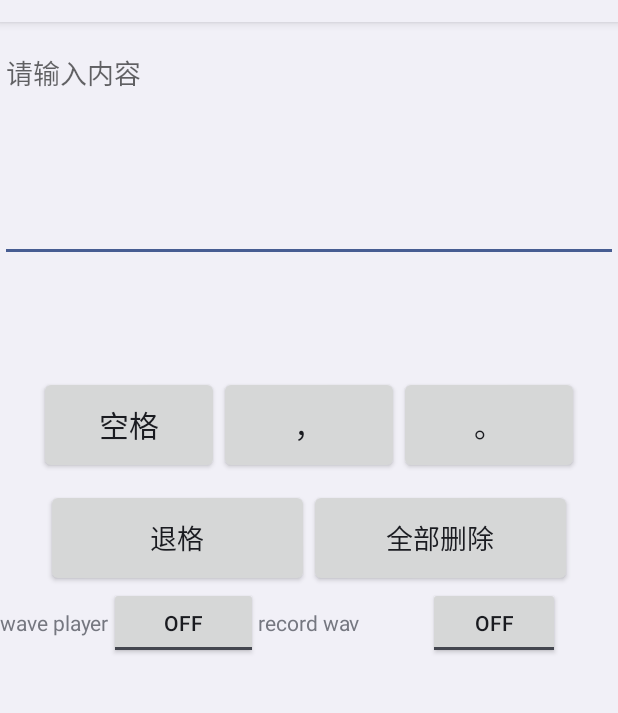
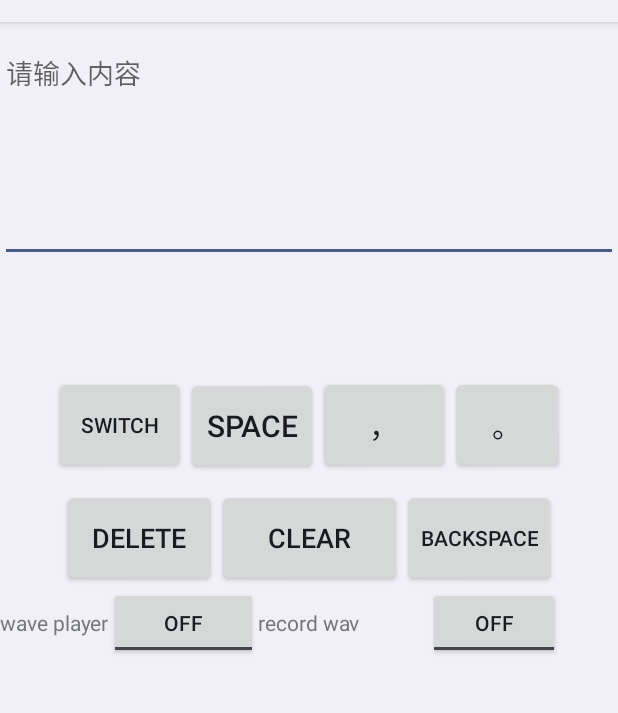
Before and after one commit to xiaozh0202/AudioPlatform_xzh, an Android app: the screen it shows after launch (MainActivity), on a phone screen of 412 x 824 dp, the part 62-775 px from its top. Run offline under Robolectric (Android 15) with nearby library versions, the phone set to English and light mode, and no system bars; libraries missing offline, so code that uses them is left out: com.chaquo.python, org.tensorflow.lite, uk.me.berndporr; 6 statements that could not run were skipped.

Commit message:
半成品，但是缺少数字结果显示的功能，后续需要进行修改，2020.12.1

```diff
--- a/app/src/main/java/com/fruitbasket/audioplatform/Constents.java
+++ b/app/src/main/java/com/fruitbasket/audioplatform/Constents.java
@@ -13,6 +13,7 @@ public class Constents {
     public static int[] datalist = null;
     public static int dataLength = 0;
     public static long makewavfiletime = 0;
+    public static String audio_name = null;
     //add 10.14
     public static Queue<String> pathqueue = new LinkedTransferQueue<>();
     //add 10.14
--- a/app/src/main/java/com/fruitbasket/audioplatform/ui/MainActivity.java
+++ b/app/src/main/java/com/fruitbasket/audioplatform/ui/MainActivity.java
@@ -76,6 +76,9 @@ final public class MainActivity extends Activity implements View.OnClickListener
     private Button blankspace;
     private Button comma;
     private Button end;
+    //add 11.29
+    private Button switch_button,backspace_button;
+    //add 11.29
     private EditText write_box;
     private HorizontalScrollView horizontalScrollView;
     private LinearLayout container;
@@ -86,7 +89,7 @@ final public class MainActivity extends Activity implements View.OnClickListener
     private boolean load_result = false;
 
     private List<String> resultLabel = new ArrayList<>();
-    private double[][] save_result;
+    private double[][] save_result = new double[15][];
     private int save_times=0;
     //add 10.15
     public boolean ispredicting;
@@ -104,12 +107,16 @@ final public class MainActivity extends Activity implements View.OnClickListener
     public  int ifreqNum = 1;
     public  int iSimpleHz = 44100;
     private int current_state;
-    private int model_index = 0;
+    private int type_index = 0;
     private int[] ddims = {1, 3, 56, 56};
     private static final String[] PADDLE_MODEL = {
-            "model_v79"
+            "letter_model","digit_model"
     };
-    private String[] texttype = {"digits","letter"};
+    private int[] labelnum = {26,10};
+    private static final String[] label_name = {
+            "26labels.txt","30labels.txt"
+    };
+
 
     private Python py;
     private PyObject obj1;
@@ -136,8 +143,7 @@ final public class MainActivity extends Activity implements View.OnClickListener
         Log.i(TAG,"onCreate()");
         setContentView(R.layout.activity_main);
         //1121
-        readCacheLabelFromLocalFile();
-        load_model(PADDLE_MODEL[0]);
+        load_model(PADDLE_MODEL[type_index]);
         initializeViews();
         //1121
         long start1 = System.currentTimeMillis();
@@ -200,6 +206,7 @@ final public class MainActivity extends Activity implements View.OnClickListener
 
     private void initializeViews(){
 
+        //edit 11.29
         horizontalScrollView = (HorizontalScrollView) findViewById(R.id.word_basket);
         container = (LinearLayout) findViewById(R.id.ItemContainer);
         write_box = (EditText) findViewById(R.id.write_box);
@@ -207,12 +214,17 @@ final public class MainActivity extends Activity implements View.OnClickListener
         comma = (Button) findViewById(R.id.comma_button);
         end = (Button) findViewById(R.id.end_button);
         deleteAll = (Button) findViewById(R.id.deletAll_button);
-        deleteOne = (Button) findViewById(R.id.backspace_button);
+        deleteOne = (Button) findViewById(R.id.delete_one_button);
+        switch_button=(Button) findViewById(R.id.switch_button);
+        backspace_button=(Button)findViewById(R.id.backspace);
+        backspace_button.setOnClickListener(this);
         blankspace.setOnClickListener(this);
         comma.setOnClickListener(this);
         end.setOnClickListener(this);
         deleteOne.setOnClickListener(this);
         deleteAll.setOnClickListener(this);
+        switch_button.setOnClickListener(this);
+        //edit 11.29
         ToggleCheckedChangeListener tcListener=new ToggleCheckedChangeListener();
 //        channelOut= WavePlayer.CHANNEL_OUT_RIGHT;
         channelOut= WavePlayer.CHANNEL_OUT_LEFT;
@@ -253,15 +265,16 @@ final public class MainActivity extends Activity implements View.OnClickListener
     //将字符串数组与集合绑定起来
     private void bindData()
     {
-
         Collections.addAll(data, showOption);
     }
 
+    //edit 11.29
     @Override
     public void onClick(View view) {
         switch (view.getId()){
             case R.id.blankspace_button:
                 addText(" ");
+                EraseLanguageResult();//不需要清空save_result可以注释掉
                 break;
             case R.id.comma_button:
                 addText("，");
@@ -269,27 +282,40 @@ final public class MainActivity extends Activity implements View.OnClickListener
             case R.id.end_button:
                 addText("。");
                 break;
-            case R.id.backspace_button:
+            case R.id.delete_one_button:
                 deleteText();
                 break;
             case  R.id.deletAll_button:
                 write_box.setText("");
+                write_box.setSelection(write_box.getText().length());
+                EraseLanguageResult();
+                break;
+            case R.id.backspace:
+                MinusLanguageResult();
+                break;
+            case R.id.switch_button:
+                switch_type();
                 break;
         }
     }
+
     private  void deleteText(){
         Log.d(TAG, "deleteText: ");
         String S =write_box.getText().toString() ;
         if(S.equals("")||S==null)
             return;
         write_box.setText(S.substring(0,S.length()-1));
+        write_box.setSelection(write_box.getText().length());
     }
+
     private void addText(String s){
         Log.d(TAG, "addText: " + s);
         String S =write_box.getText().toString() + s ;
         write_box.setText(S);
+        write_box.setSelection(write_box.getText().length());
     }
 
+    //edit 11.29
     private class ToggleCheckedChangeListener implements CompoundButton.OnCheckedChangeListener{
         private static final String TAG="...TCCListener";
 
@@ -306,7 +332,7 @@ final public class MainActivity extends Activity implements View.OnClickListener
                 case R.id.recorder_tb:
                     if (isChecked) {
                         //1121
-                        Constents.user_path = "Acoudigits";
+                        Constents.user_path = "halffinshed";
                         //1121
                         startRecordWav();
                     } else {
@@ -351,7 +377,7 @@ final public class MainActivity extends Activity implements View.OnClickListener
         private void startRecordWav(){
             Log.i(TAG,"startRecordWav()");
             // add 10.14
-            GetPredictPath();
+//            GetPredictPath();
             //add 10.14
             if(audioService!=null){
                 audioService.startRecordWav(
@@ -375,7 +401,8 @@ final public class MainActivity extends Activity implements View.OnClickListener
                 audioService.stopRecord();
 //            added code6.11
                 Log.i(TAG,"path is :" + Constents.file_path);
-
+                double[] A=PredictWav(Constents.file_path);
+                setLanguageResult(A);
             }
             else{
                 Log.w(TAG,"audioService==null");
@@ -437,6 +464,7 @@ final public class MainActivity extends Activity implements View.OnClickListener
 
     // load infer model
     private void load_model(String model) {
+        readCacheLabelFromLocalFile();
         try {
             tflite = new Interpreter(loadModelFile(model).asReadOnlyBuffer());
             Toast.makeText(MainActivity.this, model + " model load success", Toast.LENGTH_SHORT).show();
@@ -520,18 +548,10 @@ final public class MainActivity extends Activity implements View.OnClickListener
 
     //change 11.8
     private void readCacheLabelFromLocalFile() {
-
-        save_times=0;
-        save_result=new double[15][];
-        model_index = 0;
-        current_state=0;
         try {
             resultLabel.clear();
             AssetManager assetManager = getApplicationContext().getAssets();
-            String labelFileName="26labels.txt";
-            if(current_state==1)
-                labelFileName= "30labels.txt";
-            BufferedReader reader = new BufferedReader(new InputStreamReader(assetManager.open(labelFileName)));
+            BufferedReader reader = new BufferedReader(new InputStreamReader(assetManager.open(label_name[type_index])));
             String readLine = null;
             while ((readLine = reader.readLine()) != null) {
                 resultLabel.add(readLine);
@@ -590,21 +610,23 @@ final public class MainActivity extends Activity implements View.OnClickListener
             container.invalidate();
         }
     }
+
+
+    //edit 11.29
     private void selectWord(View view){
         String S =write_box.getText().toString() +( (TextView) view).getText().toString();
         write_box.setText(S);
-
+        write_box.setSelection(write_box.getText().length());
     }
 
+
+    //edit 11.29
     private double[] PredictWav(String path){
         File f = new File(path);
-        int currentsum=10;
-        if(current_state==0)
-            currentsum=26;
+        int currentsum=labelnum[type_index];
         double[] new_resluts=null;
         while (true){
             if(f.exists()){
-
                 new_resluts= new double[currentsum];
                 //change 10.15
                 String str=path + " make success";
@@ -624,18 +646,9 @@ final public class MainActivity extends Activity implements View.OnClickListener
                 try {
                     float[][] labelProbArray;
                     System.out.println("!!!!!!!!!!!!!!!!!!!!!!!!!!!!"+current_state);
-                    if(current_state==0)
-                        labelProbArray= new float[1][78];
-                    else
-                        labelProbArray=new float[1][30];
+                    labelProbArray= new float[1][labelnum[type_index]*3];
                     long start = System.currentTimeMillis();
                     // get predict result
-                    // multiple input
-//                    Object[] input = {inputData,inputData,inputData};
-//                    Map<Integer, Object> outputs = new HashMap();
-//                    outputs.put(0, labelProbArray);
-//                    tflite.runForMultipleInputsOutputs(input, outputs);
-                    // single input
                     tflite.run(inputData, labelProbArray);
                     long end = System.currentTimeMillis();
                     time = end - start;
@@ -649,22 +662,10 @@ final public class MainActivity extends Activity implements View.OnClickListener
 //                   add code 8.14
                     // show predict result and time
                     int[] r = get_max_result(new_resluts);
-                    String show_text="";
-                    show_text = "You might write：\n" + resultLabel.get(r[0]) + "\t\t\t\t\t\t\tProbability:\t\t" + new_resluts[r[0]] * 100 + "%\n" + resultLabel.get(r[1]) +
-                            "\t\t\t\t\t\t\tProbability:\t\t" + new_resluts[r[1]] * 100 + "%\n" + resultLabel.get(r[2]) + "\t\t\t\t\t\t\tProbability:\t\t" + new_resluts[r[2]] * 100 +
-                            "%\n" + resultLabel.get(r[3]) + "\t\t\t\t\t\t\tProbability:\t\t" + new_resluts[r[3]] * 100 + "%\n" + resultLabel.get(r[4]) + "\t\t\t\t\t\t\tProbability:\t\t" + new_resluts[r[4]] * 100 +
-                            "%\nPredict Used:" + time + "ms" + "\n\nMake wav file Used:" + Constents.makewavfiletime + "ms";
+                    Log.d(TAG, "top-5:" + resultLabel.get(r[0])+resultLabel.get(r[1])+resultLabel.get(r[2])+resultLabel.get(r[3])+resultLabel.get(r[4]));
                     if(new_resluts==null)
                         Log.d(TAG, "PredictWav: null");
-
-//                    展示频谱图
-                    //change 10.15
-                    Bitmap bitmap = BitmapFactory.decodeFile(pic_path);
-//                    picture1.setImageBitmap(bitmap);
-                    //change 10.15
-
                     return new_resluts;
-
                 } catch (Exception e) {
                     e.printStackTrace();
                 }
@@ -692,9 +693,57 @@ final public class MainActivity extends Activity implements View.OnClickListener
             message2.obj=showOption;
             predictHandler2.sendMessage(message2);
         }
+    }
 
+//    added code6.10
+
+    //add 11.29
+    public void MinusLanguageResult(){
+        char[][] output_result=null;
+        if(current_state==0){
+            System.out.println("减少结果");
+
+            if(save_times!=0){
+                save_times--;
+            }
+            output_result=lg_model.testCode(save_result,save_times);
+            //1121
+            int length = 0;
+            for(int i=0;i<5;i++){
+                showOption[length++] = String.valueOf(output_result[i]);
+            }
+            //1121
+            Message message2=new Message();
+            message2.what=200;
+            message2.obj=showOption;
+            predictHandler2.sendMessage(message2);
+        }
 
     }
 
-//    added code6.10
+    public void EraseLanguageResult(){
+        char[][] output_result=null;
+        if(current_state==0){
+
+            System.out.println("清空结果");
+            save_times=0;
+            output_result=lg_model.testCode(save_result,save_times);
+            //1121
+            int length = 0;
+            for(int i=0;i<5;i++){
+                showOption[length++] = String.valueOf("");
+            }
+            //1121
+            Message message2=new Message();
+            message2.what=200;
+            message2.obj=showOption;
+            predictHandler2.sendMessage(message2);
+        }
+    }
+    //add 11.29
+    public void switch_type(){
+        type_index = (type_index + 1)%2;;
+        load_model(PADDLE_MODEL[type_index]);
+    }
+
 }
--- a/app/src/main/res/layout/activity_main.xml
+++ b/app/src/main/res/layout/activity_main.xml
@@ -44,27 +44,32 @@
         android:layout_below="@+id/word_basket" >
 
         <Button
+            android:id="@+id/switch_button"
+            android:layout_width="match_parent"
+            android:layout_height="match_parent"
+            android:layout_weight="1"
+            android:text="@string/switchmodel" />
+
+        <Button
             android:id="@+id/blankspace_button"
-            android:layout_width="120dp"
+            android:layout_width="wrap_content"
             android:layout_height="65dp"
-            android:textSize="20sp"
-            android:text = "空格">
-        </Button>
+            android:text="@string/space"
+            android:textSize="20sp"/>
 
         <Button
             android:id="@+id/comma_button"
-            android:textSize="20sp"
-            android:layout_width="120dp"
+            android:layout_width="wrap_content"
             android:layout_height="65dp"
-            android:text="，">
-        </Button>
+            android:text="，"
+            android:textSize="20sp"/>
+
         <Button
             android:id="@+id/end_button"
-            android:textSize="20sp"
-            android:layout_width="120dp"
+            android:layout_width="76dp"
             android:layout_height="65dp"
-            android:text="。">
-        </Button>
+            android:text="。"
+            android:textSize="20sp"/>
     </LinearLayout>
 
     <LinearLayout
@@ -77,19 +82,25 @@
         android:layout_below="@+id/input_char" >
 
         <Button
-            android:id="@+id/backspace_button"
-            android:layout_width="175dp"
+            android:id="@+id/delete_one_button"
+            android:layout_width="103dp"
             android:layout_height="65dp"
-            android:textSize="18sp"
-            android:text="退格">
-        </Button>
+            android:text="@string/delete"
+            android:textSize="18sp"/>
+
         <Button
             android:id="@+id/deletAll_button"
-            android:layout_width="175dp"
+            android:layout_width="123dp"
             android:layout_height="65dp"
-            android:textSize="18sp"
-            android:text="全部删除">
-        </Button>
+            android:text="@string/clear"
+            android:textSize="18sp"/>
+
+        <Button
+            android:id="@+id/backspace"
+            android:layout_width="match_parent"
+            android:layout_height="match_parent"
+            android:layout_weight="1"
+            android:text="@string/backspace" />
     </LinearLayout>
 
     <LinearLayout
--- a/app/src/main/res/values/strings.xml
+++ b/app/src/main/res/values/strings.xml
@@ -22,6 +22,11 @@
     <string name="freqNum">freqNum</string>
     <string name="simpleRate">simpleRate</string>
     <string name="loadmodel">load model</string>>
+    <string name="space">Space</string>>
+    <string name="delete">Delete</string>>
+    <string name="backspace">Backspace</string>>
+    <string name="clear">Clear</string>>
+    <string name="switchmodel">switch</string>
 
 
 
```
Also changed, not shown: app/src/main/assets/labels.txt (deleted, +0 -10 lines), app/src/main/java/com/fruitbasket/audioplatform/record/WavRecorder.java (+8 -143 lines), 2 other files.
